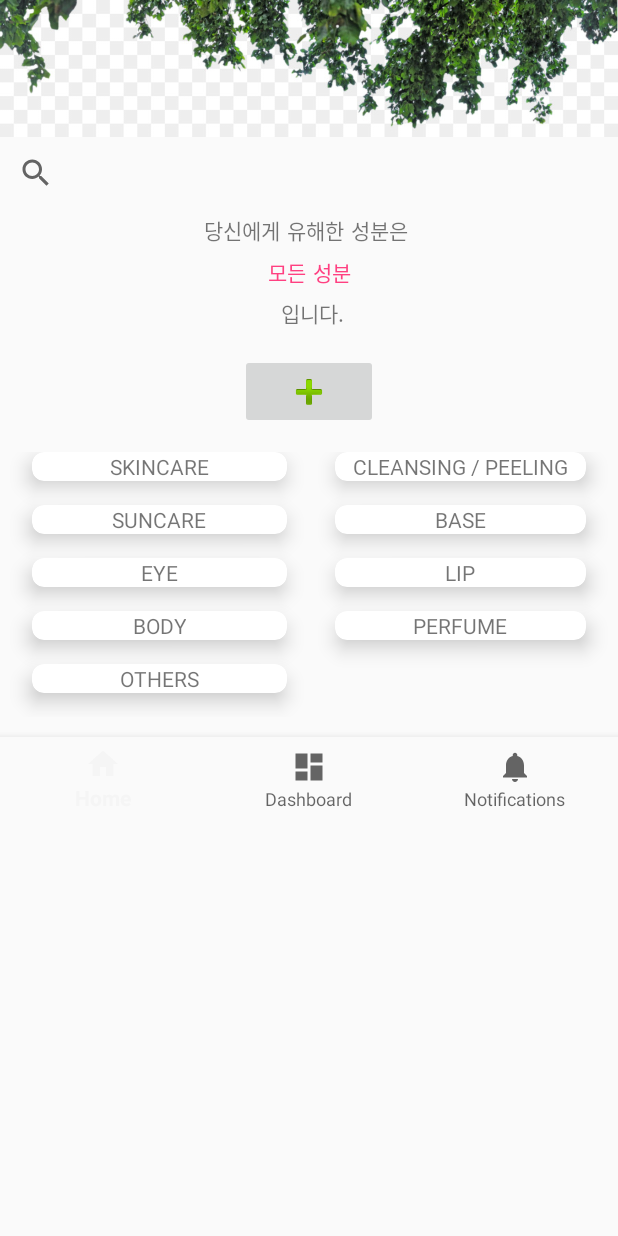
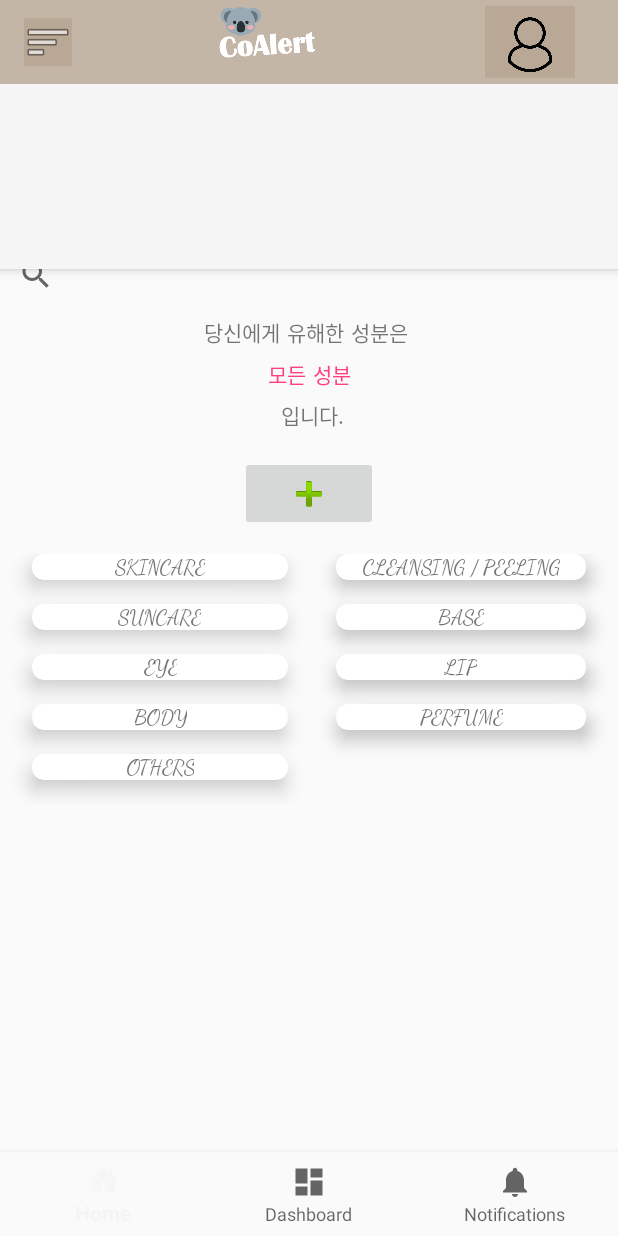
Before and after one commit to dl57934/CoAlert, an Android app: the screen it shows after launch (Home), on a phone screen of 412 x 824 dp. Run offline under Robolectric (Android 15) with nearby library versions, the phone set to English and light mode, and no system bars.

Commit message:
Fix the 'activity_home.xml' stucture.

```diff
--- a/yeyoung/app/src/main/res/drawable/ic_menu_camera.xml
+++ /dev/null
@@ -1,12 +0,0 @@
-<vector xmlns:android="http://schemas.android.com/apk/res/android"
-    android:width="24dp"
-    android:height="24dp"
-    android:viewportHeight="24.0"
-    android:viewportWidth="24.0">
-    <path
-        android:fillColor="#FF000000"
-        android:pathData="M12,12m-3.2,0a3.2,3.2 0,1 1,6.4 0a3.2,3.2 0,1 1,-6.4 0" />
-    <path
-        android:fillColor="#FF000000"
-        android:pathData="M9,2L7.17,4H4c-1.1,0 -2,0.9 -2,2v12c0,1.1 0.9,2 2,2h16c1.1,0 2,-0.9 2,-2V6c0,-1.1 -0.9,-2 -2,-2h-3.17L15,2H9zm3,15c-2.76,0 -5,-2.24 -5,-5s2.24,-5 5,-5 5,2.24 5,5 -2.24,5 -5,5z" />
-</vector>
--- a/yeyoung/app/src/main/res/layout/activity_home.xml
+++ b/yeyoung/app/src/main/res/layout/activity_home.xml
@@ -1,50 +1,95 @@
 <?xml version="1.0" encoding="utf-8"?>
 <LinearLayout xmlns:android="http://schemas.android.com/apk/res/android"
     xmlns:app="http://schemas.android.com/apk/res-auto"
+    xmlns:tools="http://schemas.android.com/tools"
     android:layout_width="match_parent"
     android:layout_height="match_parent"
-    android:weightSum="1"
-    android:orientation="vertical">
+    android:orientation="vertical"
+    android:weightSum="1">
 
     <android.support.design.widget.AppBarLayout
         android:id="@+id/appbar"
         android:layout_width="match_parent"
-        android:layout_height="wrap_content">
+        android:layout_height="75dp"
+        android:layout_weight="0.2">
 
-        <android.support.design.widget.CollapsingToolbarLayout
+        <android.support.v7.widget.Toolbar
+            android:id="@+id/toolbar"
             android:layout_width="match_parent"
-            android:layout_height="match_parent"
-            app:contentScrim="?attr/colorPrimary"
-            app:layout_scrollFlags="scroll|exitUntilCollapsed"
-            app:layout_scrollInterpolator="@android:anim/decelerate_interpolator"
-            app:toolbarId="@+id/toolbar">
+            android:layout_height="?attr/actionBarSize"
+            android:background="@color/mainColor">
 
-            <ImageView
-                android:id="@+id/app_bar_image"
-                android:layout_width="match_parent"
+            <LinearLayout
+                android:layout_width="wrap_content"
                 android:layout_height="match_parent"
-                android:scaleType="centerCrop"
-                android:src="@drawable/kisspng"
-                android:adjustViewBounds="true"
-                android:maxHeight="120dp"
-                app:layout_collapseMode="parallax" />
+                android:orientation="horizontal">
 
-            <android.support.v7.widget.Toolbar
-                android:id="@+id/toolbar"
-                android:layout_width="match_parent"
-                android:layout_height="?attr/actionBarSize"></android.support.v7.widget.Toolbar>
+                <ImageButton
+                    android:layout_width="wrap_content"
+                    android:layout_height="wrap_content"
+                    android:layout_gravity="center_vertical|center_horizontal"
+                    android:background="@color/mainColor"
+                    android:backgroundTint="@color/mainColor"
+                    app:srcCompat="@android:drawable/ic_menu_sort_by_size" />
+            </LinearLayout>
 
-        </android.support.design.widget.CollapsingToolbarLayout>
+            <LinearLayout
+                android:layout_width="wrap_content"
+                android:layout_height="wrap_content"
+                android:layout_marginLeft="100dp"
+                android:layout_marginRight="100dp">
+
+                <ImageView
+                    android:layout_width="match_parent"
+                    android:layout_height="wrap_content"
+                    android:adjustViewBounds="true"
+                    android:src="@drawable/logo" />
+            </LinearLayout>
+
+            <LinearLayout
+                android:layout_width="wrap_content"
+                android:layout_height="wrap_content">
+
+                <ImageButton
+                    android:layout_width="60dp"
+                    android:layout_height="48dp"
+                    android:adjustViewBounds="true"
+                    android:background="@color/mainColor"
+                    android:backgroundTint="@color/mainColor"
+                    android:maxHeight="50dp"
+                    android:scaleType="fitCenter"
+                    android:src="@drawable/person_icon" />
+            </LinearLayout>
+        </android.support.v7.widget.Toolbar>
+
     </android.support.design.widget.AppBarLayout>
 
     <ScrollView
         android:layout_width="match_parent"
-        android:layout_height="wrap_content">
+        android:layout_height="wrap_content"
+        android:layout_weight="0.8">
 
         <com.example.user.coalert_front.HomeBodyLayout
             android:layout_width="match_parent"
-            android:layout_height="match_parent">
+            android:layout_height="match_parent"
+            android:layout_marginTop="-20dp"
+            android:layout_marginBottom="-200dp">
 
         </com.example.user.coalert_front.HomeBodyLayout>
     </ScrollView>
+
+    <android.support.design.widget.BottomNavigationView
+
+        android:id="@+id/navigation"
+        android:layout_width="match_parent"
+        android:layout_height="wrap_content"
+        android:layout_weight="0.2"
+        android:background="?android:attr/windowBackground"
+        app:layout_constraintBottom_toBottomOf="parent"
+        app:layout_constraintLeft_toLeftOf="parent"
+        app:layout_constraintRight_toRightOf="parent"
+        app:layout_constraintTop_toBottomOf="@+id/scrollView2"
+        app:menu="@menu/navigation">
+
+    </android.support.design.widget.BottomNavigationView>
 </LinearLayout>
--- a/yeyoung/app/src/main/res/layout/layout_home.xml
+++ b/yeyoung/app/src/main/res/layout/layout_home.xml
@@ -71,13 +71,13 @@
     <LinearLayout
         android:layout_width="match_parent"
         android:layout_height="wrap_content"
+        android:layout_weight="0.2"
         android:gravity="center"
-        android:layout_weight="0.2"
+        android:orientation="vertical"
+        android:paddingBottom="10dp"
         android:paddingLeft="160dp"
         android:paddingRight="160dp"
-        android:paddingTop="10dp"
-        android:paddingBottom="10dp"
-        android:orientation="vertical">
+        android:paddingTop="10dp">
 
         <ImageButton
             android:id="@+id/imageButton"
@@ -91,7 +91,7 @@
     <LinearLayout
         android:layout_width="match_parent"
         android:layout_height="wrap_content"
-        android:layout_weight="0.3"
+        android:layout_weight="0.5"
         android:orientation="vertical">
 
         <GridLayout
@@ -99,7 +99,7 @@
             android:layout_width="match_parent"
             android:layout_height="match_parent"
             android:layout_marginBottom="8dp"
-            android:layout_weight="0.2"
+            android:layout_weight="0.3"
             android:alignmentMode="alignMargins"
             android:columnCount="2"
             android:columnOrderPreserved="false"
@@ -129,7 +129,7 @@
                     android:layout_height="wrap_content"
                     android:layout_gravity="center"
                     android:text="@string/skincare"
-
+                    android:fontFamily="cursive"
                     />
             </android.support.v7.widget.CardView>
 
@@ -149,7 +149,7 @@
                     android:layout_width="wrap_content"
                     android:layout_height="wrap_content"
                     android:layout_gravity="center"
-                    android:fontFamily="@font/hanna_ttf"
+                    android:fontFamily="cursive"
                     android:text="@string/cleansing_peeling"
                     android:textAlignment="center" />
 
@@ -171,7 +171,8 @@
                     android:layout_height="wrap_content"
                     android:layout_gravity="center"
                     android:text="@string/suncare"
-                    android:textAlignment="center" />
+                    android:textAlignment="center"
+                    android:fontFamily="cursive"/>
 
             </android.support.v7.widget.CardView>
 
@@ -193,7 +194,8 @@
                     android:layout_alignParentTop="true"
                     android:layout_gravity="center"
                     android:text="@string/base"
-                    android:textAlignment="center" />
+                    android:textAlignment="center"
+                    android:fontFamily="cursive"/>
 
             </android.support.v7.widget.CardView>
 
@@ -213,7 +215,8 @@
                     android:layout_height="wrap_content"
                     android:layout_gravity="center"
                     android:text="@string/eye"
-                    android:textAlignment="center" />
+                    android:textAlignment="center"
+                    android:fontFamily="cursive"/>
 
             </android.support.v7.widget.CardView>
 
@@ -233,7 +236,8 @@
                     android:layout_height="wrap_content"
                     android:layout_gravity="center"
                     android:text="@string/lip"
-                    android:textAlignment="center" />
+                    android:textAlignment="center"
+                    android:fontFamily="cursive"/>
 
             </android.support.v7.widget.CardView>
 
@@ -253,7 +257,8 @@
                     android:layout_height="wrap_content"
                     android:layout_gravity="center"
                     android:text="@string/body"
-                    android:textAlignment="center" />
+                    android:textAlignment="center"
+                    android:fontFamily="cursive"/>
 
             </android.support.v7.widget.CardView>
 
@@ -273,7 +278,8 @@
                     android:layout_height="wrap_content"
                     android:layout_gravity="center"
                     android:text="@string/perfume"
-                    android:textAlignment="center" />
+                    android:textAlignment="center"
+                    android:fontFamily="cursive"/>
 
             </android.support.v7.widget.CardView>
 
@@ -293,25 +299,14 @@
                     android:layout_height="wrap_content"
                     android:layout_gravity="center"
                     android:text="@string/others"
-                    android:textAlignment="center" />
+                    android:textAlignment="center"
+                    android:fontFamily="cursive"/>
 
             </android.support.v7.widget.CardView>
         </GridLayout>
 
     </LinearLayout>
 
-    <android.support.design.widget.BottomNavigationView
-        android:id="@+id/navigation"
-        android:layout_width="match_parent"
-        android:layout_height="wrap_content"
-        android:layout_weight="0.2"
-        android:background="?android:attr/windowBackground"
-        app:layout_constraintBottom_toBottomOf="parent"
-        app:layout_constraintLeft_toLeftOf="parent"
-        app:layout_constraintRight_toRightOf="parent"
-        app:layout_constraintTop_toBottomOf="@+id/scrollView2"
-        app:menu="@menu/navigation">
 
-    </android.support.design.widget.BottomNavigationView>
 
 </LinearLayout>
--- a/yeyoung/app/src/main/res/menu/navigation.xml
+++ b/yeyoung/app/src/main/res/menu/navigation.xml
@@ -3,7 +3,7 @@
 
     <item
         android:id="@+id/navigation_home"
-        android:icon="@drawable/ic_home_black_24dp"
+        android:icon="@drawable/homegrass"
         android:title="@string/title_home" />
 
     <item
--- a/yeyoung/app/src/main/res/values/colors.xml
+++ b/yeyoung/app/src/main/res/values/colors.xml
@@ -1,7 +1,7 @@
 <?xml version="1.0" encoding="utf-8"?>
 <resources>
     <color name="colorPrimary">#008000</color>
-    <color name="colorPrimaryDark"> @color/colorPrimaryDark</color>
+    <color name="colorPrimaryDark">#F8E0E6</color>
     <color name="colorAccent">#FF4081</color>
-
+    <color name="mainColor">#5561380B</color>
 </resources>
```
Also changed, not shown: yeyoung/app/src/main/res/drawable/kisspng.png (deleted), yeyoung/app/src/main/res/drawable/person.png (added), yeyoung/app/src/main/res/drawable/person_icon.png (added), yeyoung/app/src/main/res/drawable/rose_flower.png (added).
